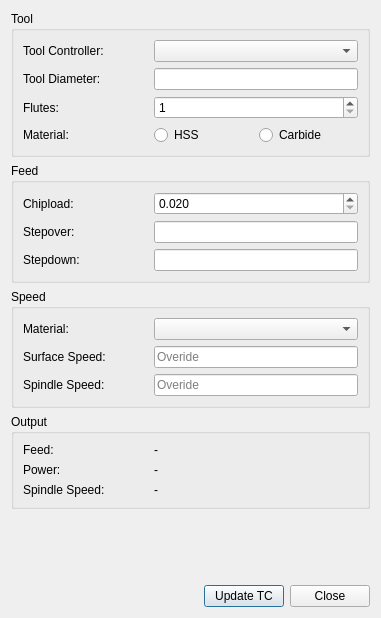
dubstar-04/FeedsAndSpeeds, file PathFeedsAndSpeedsGui.ui: the form before one commit.
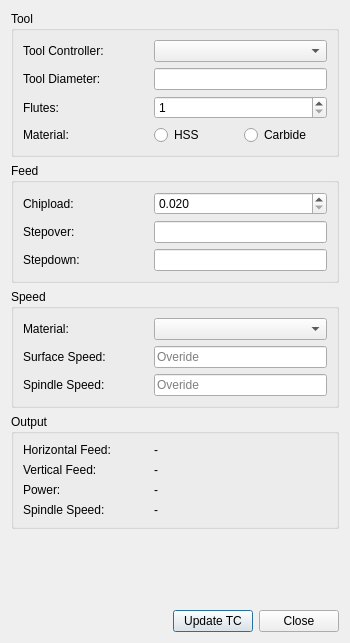
The form after the commit. Custom widgets are drawn as their Qt base class.

Commit message: Add vertical feedrate calculation

Diff of the .ui file:
```diff
--- a/PathFeedsAndSpeedsGui.ui
+++ b/PathFeedsAndSpeedsGui.ui
@@ -6,8 +6,8 @@
    <rect>
     <x>0</x>
     <y>0</y>
-    <width>381</width>
-    <height>618</height>
+    <width>350</width>
+    <height>643</height>
    </rect>
   </property>
   <property name="sizePolicy">
@@ -506,7 +506,7 @@
            </size>
           </property>
           <property name="text">
-           <string>Feed:</string>
+           <string>Horizontal Feed:</string>
           </property>
          </widget>
         </item>
@@ -520,6 +520,42 @@
        </layout>
       </item>
       <item row="1" column="0">
+       <layout class="QHBoxLayout" name="horizontalLayout">
+        <item>
+         <widget class="QLabel" name="label_14">
+          <property name="sizePolicy">
+           <sizepolicy hsizetype="Maximum" vsizetype="Preferred">
+            <horstretch>0</horstretch>
+            <verstretch>0</verstretch>
+           </sizepolicy>
+          </property>
+          <property name="minimumSize">
+           <size>
+            <width>125</width>
+            <height>0</height>
+           </size>
+          </property>
+          <property name="maximumSize">
+           <size>
+            <width>16777215</width>
+            <height>16777215</height>
+           </size>
+          </property>
+          <property name="text">
+           <string>Vertical Feed:</string>
+          </property>
+         </widget>
+        </item>
+        <item>
+         <widget class="QLabel" name="vfeed_result">
+          <property name="text">
+           <string>-</string>
+          </property>
+         </widget>
+        </item>
+       </layout>
+      </item>
+      <item row="2" column="0">
        <layout class="QHBoxLayout" name="horizontalLayout_8">
         <item>
          <widget class="QLabel" name="label_5">
@@ -555,7 +591,7 @@
         </item>
        </layout>
       </item>
-      <item row="2" column="0">
+      <item row="3" column="0">
        <layout class="QHBoxLayout" name="horizontalLayout_12">
         <item>
          <widget class="QLabel" name="label_12">
```
Left out of the diff: 2 changed lines with no effect on the pictures. The commit also changes 2 other files.
